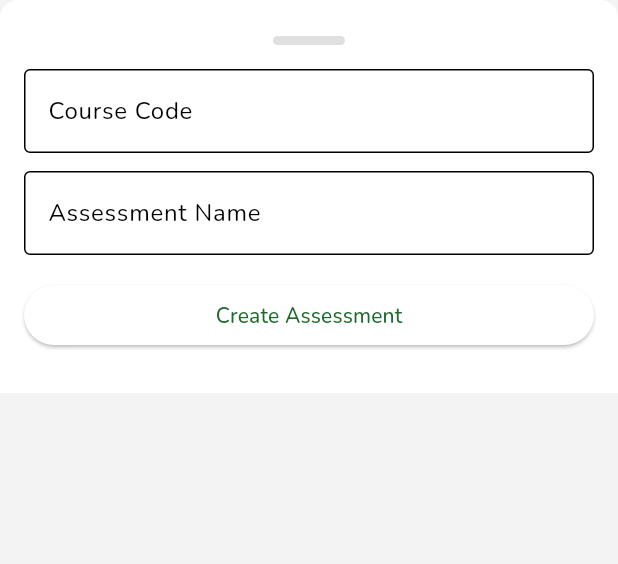
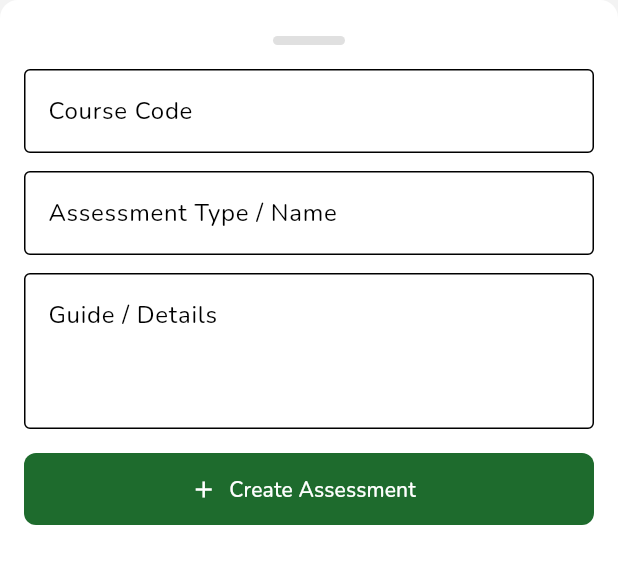
Before and after one commit to Chin-Hongnyheng/SIKSA-Frontend, a Flutter app: the CreateAssessmentModal widget shown alone on an empty page, opened directly, on a phone screen of 412 x 824 dp. Shown: the top 564 px of the screen. Run offline on Flutter 3.47's test engine with Material 3 defaults, Android fonts, the phone set to English and light mode, and no system bars; our stand-ins replace flutter_dotenv, flutter_riverpod, flutter_secure_storage, go_router, google_fonts, graphql_flutter and 3 more; accounts and stored records are empty; network calls fail; project files that could hold a hidden picture were left out.

Commit message:
make some changes ui for assessment

```diff
--- a/lib/config/router.dart
+++ b/lib/config/router.dart
@@ -2,7 +2,7 @@ import 'package:flutter/material.dart';
 import 'package:go_router/go_router.dart';
 import 'package:provider/provider.dart';
 
-import '../screens/authentication_screen.dart';
+import '../screens/Authentication_Screen.dart';
 import '../screens/start_screen.dart';
 import '../screens/home_screen.dart';
 import '../screens/profile_screen.dart';
--- a/lib/modals/create_assessment_modal.dart
+++ b/lib/modals/create_assessment_modal.dart
@@ -1,9 +1,16 @@
 import 'package:flutter/material.dart';
 import '../widgets/center_toast.dart';
+import '../core/theme/app_colors.dart';
+
+typedef CreateAssessmentCallback =
+    Future<void> Function(
+      String courseCode,
+      String assessmentName,
+      String guide,
+    );
 
 class CreateAssessmentModal extends StatefulWidget {
-  final Future<void> Function(String courseCode, String assessmentName)
-  onCreate;
+  final CreateAssessmentCallback onCreate;
 
   const CreateAssessmentModal({super.key, required this.onCreate});
 
@@ -14,18 +21,21 @@ class CreateAssessmentModal extends StatefulWidget {
 class _CreateAssessmentModalState extends State<CreateAssessmentModal> {
   final TextEditingController courseController = TextEditingController();
   final TextEditingController nameController = TextEditingController();
+  final TextEditingController guideController = TextEditingController();
   bool isSubmitting = false;
 
   @override
   void dispose() {
     courseController.dispose();
     nameController.dispose();
+    guideController.dispose();
     super.dispose();
   }
 
   Future<void> _submit() async {
     final course = courseController.text.trim();
     final name = nameController.text.trim();
+    final guide = guideController.text.trim();
 
     if (course.isEmpty || name.isEmpty) {
       await CenterToast.show(
@@ -39,7 +49,7 @@ class _CreateAssessmentModalState extends State<CreateAssessmentModal> {
 
     setState(() => isSubmitting = true);
     try {
-      await widget.onCreate(course, name);
+      await widget.onCreate(course, name, guide);
       if (!mounted) return;
       Navigator.of(context).pop();
     } catch (e) {
@@ -81,6 +91,7 @@ class _CreateAssessmentModalState extends State<CreateAssessmentModal> {
               decoration: const InputDecoration(
                 labelText: 'Course Code',
                 hintText: 'e.g. CS101',
+                hintStyle: TextStyle(color: AppColors.caption),
                 border: OutlineInputBorder(),
               ),
             ),
@@ -88,26 +99,50 @@ class _CreateAssessmentModalState extends State<CreateAssessmentModal> {
             TextField(
               controller: nameController,
               decoration: const InputDecoration(
-                labelText: 'Assessment Name',
-                hintText: 'e.g. Midterm Quiz',
+                labelText: 'Assessment Type / Name',
+                hintText: 'e.g. Lecture, Lab, Midterm, Final',
+                hintStyle: TextStyle(color: AppColors.caption),
                 border: OutlineInputBorder(),
+              ),
+            ),
+            const SizedBox(height: 12),
+            TextField(
+              controller: guideController,
+              minLines: 3,
+              maxLines: 6,
+              decoration: const InputDecoration(
+                labelText: 'Guide / Details',
+                hintText: 'e.g. Add instructions, scope, due notes, or details',
+                hintStyle: TextStyle(color: AppColors.caption),
+                border: OutlineInputBorder(),
+                alignLabelWithHint: true,
               ),
             ),
             const SizedBox(height: 16),
             SizedBox(
               width: double.infinity,
-              child: ElevatedButton(
+              child: ElevatedButton.icon(
                 onPressed: isSubmitting ? null : _submit,
-                child: isSubmitting
+                icon: isSubmitting
                     ? const SizedBox(
+                        width: 18,
                         height: 18,
-                        width: 18,
                         child: CircularProgressIndicator(
                           strokeWidth: 2,
                           color: Colors.white,
                         ),
                       )
-                    : const Text('Create Assessment'),
+                    : const Icon(Icons.add),
+                label: const Text('Create Assessment'),
+                style: ElevatedButton.styleFrom(
+                  backgroundColor: AppColors.primary,
+                  foregroundColor: Colors.white,
+                  minimumSize: const Size.fromHeight(48),
+                  shape: RoundedRectangleBorder(
+                    borderRadius: BorderRadius.circular(8),
+                  ),
+                  elevation: 0,
+                ),
               ),
             ),
             const SizedBox(height: 12),
--- a/lib/models/assessment_model.dart
+++ b/lib/models/assessment_model.dart
@@ -1,22 +1,25 @@
 class AssessmentModel {
   final String assessmentName;
   final String courseCode;
+  final String? guide;
   final String? createdBy;
   final String? createdAt;
 
   AssessmentModel({
     required this.assessmentName,
     required this.courseCode,
+    this.guide,
     this.createdAt,
     this.createdBy,
   });
 
   factory AssessmentModel.fromMap(Map<String, dynamic> map) {
     return AssessmentModel(
-      assessmentName: map['assessmentName'],
-      courseCode: map['courseCode'],
-      createdAt: map['createdAt'],
-      createdBy: map['createdBy'],
+      assessmentName: map['assessmentName']?.toString() ?? '',
+      courseCode: map['courseCode']?.toString() ?? '',
+      guide: map['guide']?.toString(),
+      createdAt: map['createdAt']?.toString(),
+      createdBy: map['createdBy']?.toString(),
     );
   }
 }
--- a/lib/service/Authentication_service.dart
+++ b/lib/service/Authentication_service.dart
@@ -322,6 +322,7 @@ class GraphQLService {
       getAllMyAssessments {
         assessmentName
         courseCode
+        guide
         createdBy
         createdAt
       }
@@ -360,6 +361,7 @@ class GraphQLService {
       getAssessmentsByCourseCode(courseCode: \$courseCode) {
         assessmentName
         courseCode
+        guide
         createdBy
         createdAt
       }
@@ -383,6 +385,7 @@ class GraphQLService {
   Future<String> createAssessment({
     required String courseCode,
     required String assessmentName,
+    String? guide,
   }) async {
     final Link authLink = HttpLink(
       dotenv.env['GRAPHQL_URL']!,
@@ -406,7 +409,11 @@ class GraphQLService {
       MutationOptions(
         document: gql(mutation),
         variables: {
-          "input": {"courseCode": courseCode, "assessmentName": assessmentName},
+          "input": {
+            "courseCode": courseCode,
+            "assessmentName": assessmentName,
+            "guide": guide,
+          },
         },
       ),
     );
```
Also changed, not shown: lib/providers/assessment_provider.dart (+34 -6 lines), lib/screens/courses_screen.dart (+8 -2 lines), lib/screens/dashboard_screen.dart (+11 -3 lines), lib/service/Assessment_service.dart (+41 -74 lines).
